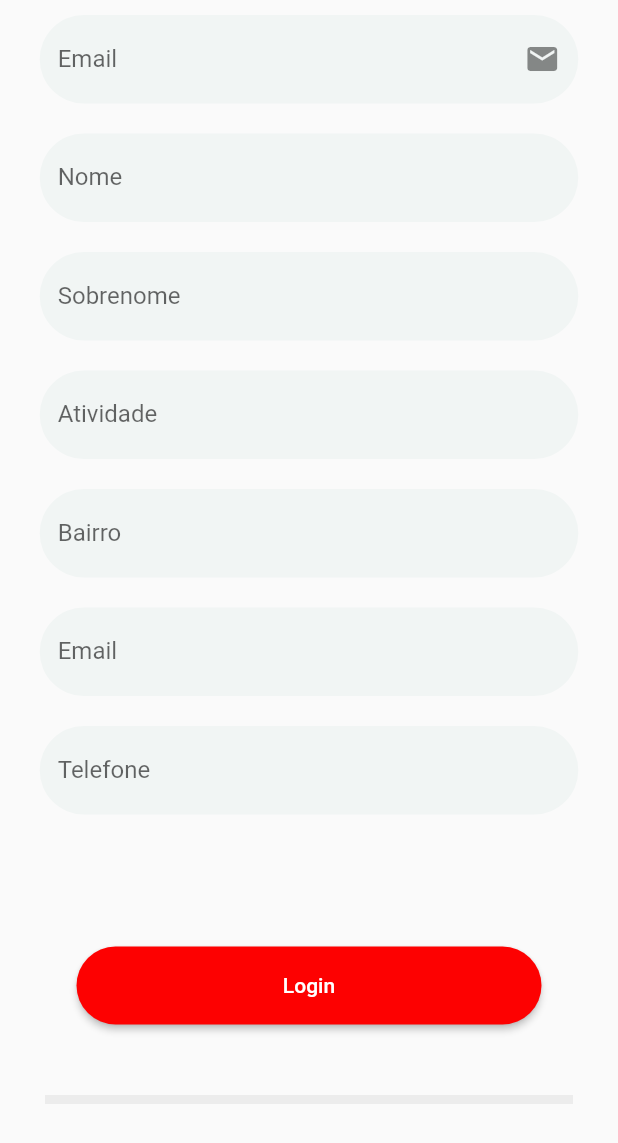
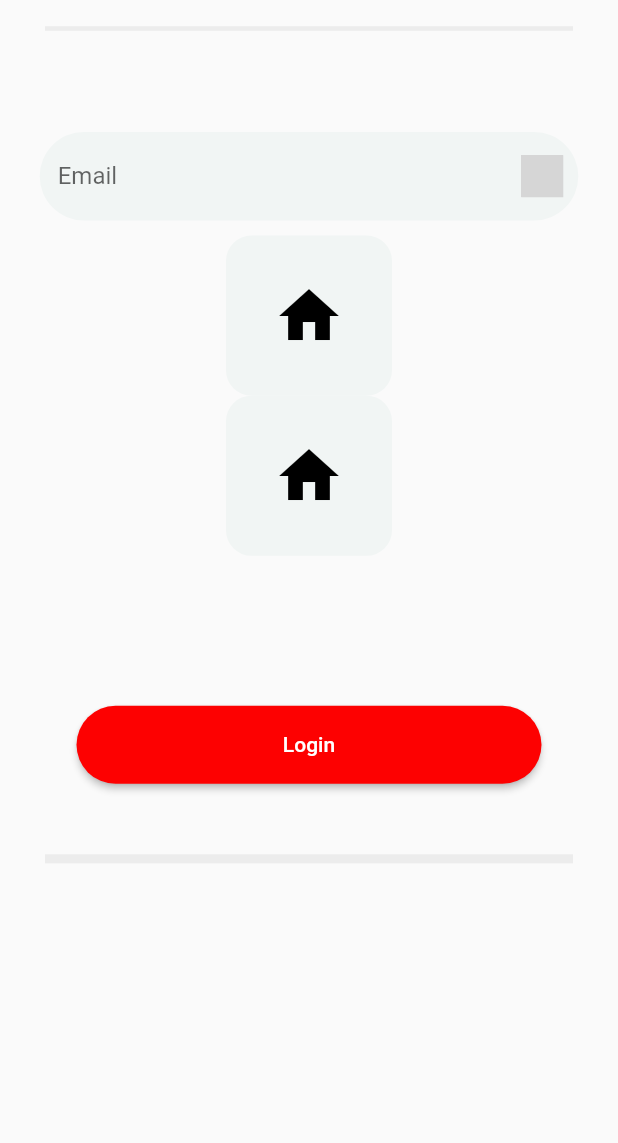
Before and after one commit to josiasmartins/turisbyte-flutter, a Flutter app: the screen it shows after launch, after a tap on "Entrar", on a phone screen of 412 x 824 dp. Shown: the top 1143 px of the screen. Run offline on Flutter 3.47's test engine with Material 2 defaults, Android fonts, the phone set to English and light mode, and no system bars; our stand-ins replace flutter_svg; grey boxes are pictures that could not be loaded.

Commit message:
feat: ccreate containerIcon

```diff
--- a/lib/pages/home_page.dart
+++ b/lib/pages/home_page.dart
@@ -1,14 +1,15 @@
+// ...
+
 import 'package:flutter/material.dart';
-import 'package:flutter_svg/flutter_svg.dart';
-import 'package:turisbyte/pages/home_page.dart';
-import 'package:turisbyte/pages/user_registration.dart';
 
+import '../widgets/container_icon.dart';
 import '../widgets/custom_button.dart';
-import '../widgets/custom_input.dart';
 import '../widgets/input_icon.dart';
 import 'login_page.dart';
 
 class HomePage extends StatelessWidget {
+  // ... Seu código existente
+
   Color hexToColor(String code) {
     // Remove o caractere '#' (se presente)
     if (code[0] == '#') {
@@ -25,7 +26,7 @@ class HomePage extends StatelessWidget {
   @override
   Widget build(BuildContext context) {
     double screenWidth = MediaQuery.of(context).size.width;
-    double inputWidth = screenWidth * 0.92; // 85% da tela
+    double inputWidth = screenWidth * 0.92;
 
     void navigateToLogin() {
       Navigator.push(context, MaterialPageRoute(builder: (context) {
@@ -38,52 +39,44 @@ class HomePage extends StatelessWidget {
         child: SingleChildScrollView(
           child: Column(
             children: <Widget>[
-              // Container(
-              //   padding: EdgeInsets.all(16.0),
-              //   child: SvgPicture.asset(
-              //     "../../assets/images/logo_header.svg",
-              //     semanticsLabel: 'My SVG Image',
-              //     height: 100,
-              //     width: 70,
-              //   ),
-              // ),
-
+              Divider(
+                height: 38.0,
+                color: hexToColor("#ECECEC"),
+                thickness: 3.0,
+                indent: 30.0,
+                endIndent: 30.0,
+              ),
+              SizedBox(height: 40),
               InputWithIcon(
                 labelText: 'Email',
                 inputWidth: inputWidth,
-                suffixIcon: Icons.email, // Ícone de e-mail
+                svgIcon:
+                    "assets/images/map_icon.svg", // Corrija o caminho para o ícone SVG
               ),
-              CustomInputField(
-                labelText: 'Nome',
-                inputWidth: inputWidth,
+              ContainerWithIcon(
+                width: 110.727,
+                height: 106.773,
+                borderRadius: 17.0,
+                color: Color(0xFFF1F5F4),
+                icon: Icons.home,
+                onTap: () {
+                  print('Retângulo tocado!');
+                },
               ),
-              CustomInputField(
-                labelText: 'Sobrenome',
-                obscureText: true,
-                inputWidth: inputWidth,
+              ContainerWithIcon(
+                width: 110.727,
+                height: 106.773,
+                borderRadius: 17.0,
+                color: Color(0xFFF1F5F4),
+                icon: Icons.home,
+                onTap: () {
+                  print('Retângulo tocado!');
+                },
               ),
-              CustomInputField(
-                labelText: 'Atividade',
-                inputWidth: inputWidth,
-              ),
-              CustomInputField(
-                labelText: 'Bairro',
-                obscureText: true,
-                inputWidth: inputWidth,
-              ),
-              CustomInputField(
-                labelText: 'Email',
-                inputWidth: inputWidth,
-              ),
-              CustomInputField(
-                labelText: 'Telefone',
-                obscureText: true,
-                inputWidth: inputWidth,
-              ),
-              SizedBox(height: 78.0),
+              SizedBox(height: 100),
               CustomButton(
                 buttonText: "Login",
-                buttonColor: hexToColor("#FD0101"), // Cor do botão
+                buttonColor: hexToColor("#FD0101"),
                 onPressed: () {
                   navigateToLogin();
                 },
@@ -92,11 +85,9 @@ class HomePage extends StatelessWidget {
               Divider(
                 height: 20.0,
                 color: hexToColor("#ECECEC"),
-                thickness: 6.0, // Espessura da linha
-                indent:
-                    30.0, // Aumente este valor para mover a linha para a direita
-                endIndent:
-                    30.0, // Aumente este valor para mover a linha para a esquerda
+                thickness: 6.0,
+                indent: 30.0,
+                endIndent: 30.0,
               ),
               SizedBox(height: 40.0),
             ],
@@ -106,3 +97,5 @@ class HomePage extends StatelessWidget {
     );
   }
 }
+
+// ...
--- a/lib/pages/login_page.dart
+++ b/lib/pages/login_page.dart
@@ -46,7 +46,7 @@ class LoginPage extends StatelessWidget {
               Container(
                 padding: EdgeInsets.all(16.0),
                 child: SvgPicture.asset(
-                  "../../assets/images/logo_header.svg",
+                  "assets/images/logo_header.svg",
                   semanticsLabel: 'My SVG Image',
                   height: 100,
                   width: 70,
--- a/lib/pages/user_registration.dart
+++ b/lib/pages/user_registration.dart
@@ -3,6 +3,7 @@ import 'package:flutter_svg/flutter_svg.dart';
 import 'package:turisbyte/pages/home_page.dart';
 import 'package:turisbyte/pages/user_registration.dart';
 
+import '../widgets/container_icon.dart';
 import '../widgets/custom_button.dart';
 import '../widgets/custom_input.dart';
 import 'login_page.dart';
@@ -40,7 +41,7 @@ class UserRegistrationPage extends StatelessWidget {
               Container(
                 padding: EdgeInsets.all(16.0),
                 child: SvgPicture.asset(
-                  "../../assets/images/logo_header.svg",
+                  "assets/images/logo_header.svg",
                   semanticsLabel: 'My SVG Image',
                   height: 100,
                   width: 70,
--- /dev/null
+++ b/lib/widgets/container_icon.dart
@@ -0,0 +1,43 @@
+import 'package:flutter/material.dart';
+
+class ContainerWithIcon extends StatelessWidget {
+  final double width;
+  final double height;
+  final double borderRadius;
+  final Color color;
+  final IconData icon;
+  final Function onTap;
+
+  ContainerWithIcon({
+    required this.width,
+    required this.height,
+    required this.borderRadius,
+    required this.color,
+    required this.icon,
+    required this.onTap,
+  });
+
+  @override
+  Widget build(BuildContext context) {
+    return InkWell(
+      onTap: () {
+        onTap();
+      },
+      child: Container(
+        width: width,
+        height: height,
+        decoration: BoxDecoration(
+          color: color,
+          borderRadius: BorderRadius.circular(borderRadius),
+        ),
+        child: Center(
+          child: Icon(
+            icon,
+            size: 48, // Tamanho do ícone
+            color: Colors.black, // Cor do ícone
+          ),
+        ),
+      ),
+    );
+  }
+}
--- a/lib/widgets/input_icon.dart
+++ b/lib/widgets/input_icon.dart
@@ -1,16 +1,17 @@
 import 'package:flutter/material.dart';
+import 'package:flutter_svg/flutter_svg.dart';
 
 class InputWithIcon extends StatelessWidget {
   final String labelText;
   final bool obscureText;
   final double inputWidth;
-  final IconData? suffixIcon; // Ícone a ser exibido no final do campo
+  final String? svgIcon; // SVG a ser exibido no final do campo
 
   InputWithIcon({
     required this.labelText,
     this.obscureText = false,
     required this.inputWidth,
-    this.suffixIcon, // Recebe um ícone opcional
+    this.svgIcon, // Recebe o SVG opcional
   });
 
   @override
@@ -32,8 +33,14 @@ class InputWithIcon extends StatelessWidget {
             borderRadius: BorderRadius.circular(31.0),
             borderSide: BorderSide.none,
           ),
-          suffixIcon: suffixIcon != null
-              ? Icon(suffixIcon) // Exibe o ícone se ele for fornecido
+          suffixIcon: svgIcon != null
+              ? Padding(
+                  padding: EdgeInsets.all(10),
+                  child: SvgPicture.asset(
+                    svgIcon!,
+                    width: 24, // Ajuste o tamanho do ícone conforme necessário
+                  ),
+                ) // Exibe o ícone SVG se ele for fornecido
               : null, // Se nenhum ícone for fornecido, não exibe nada
         ),
       ),
```
